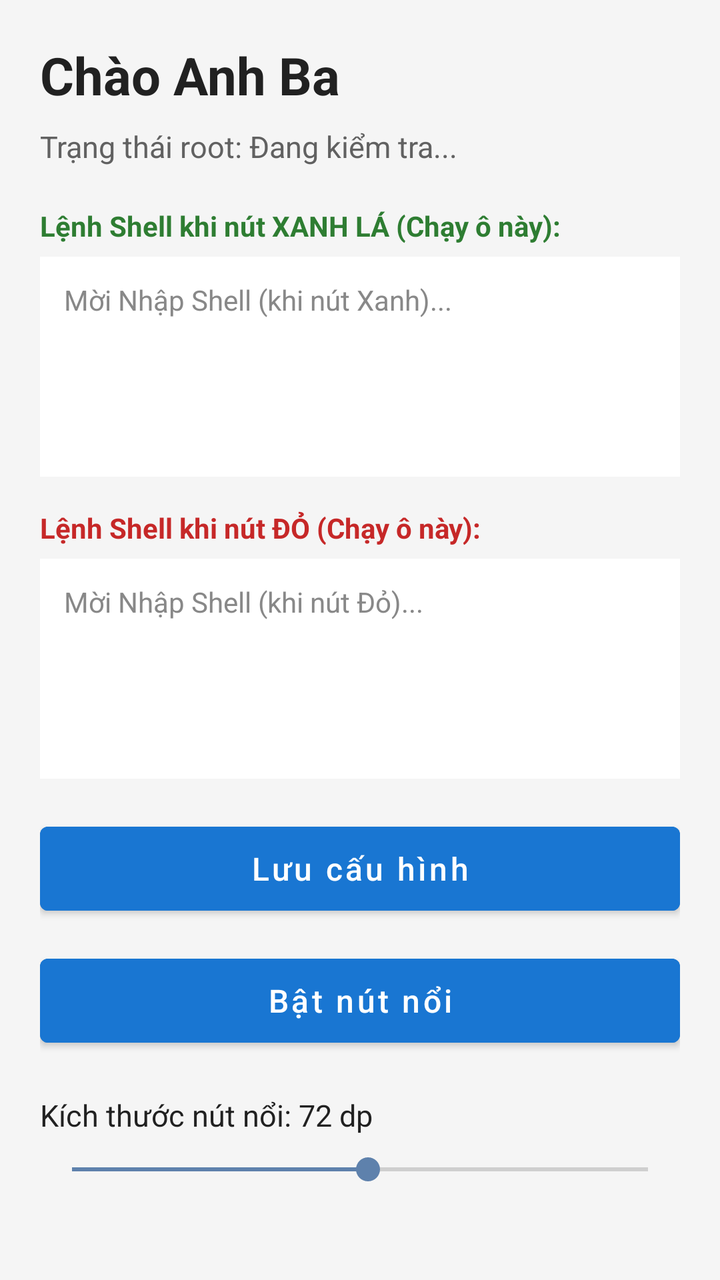
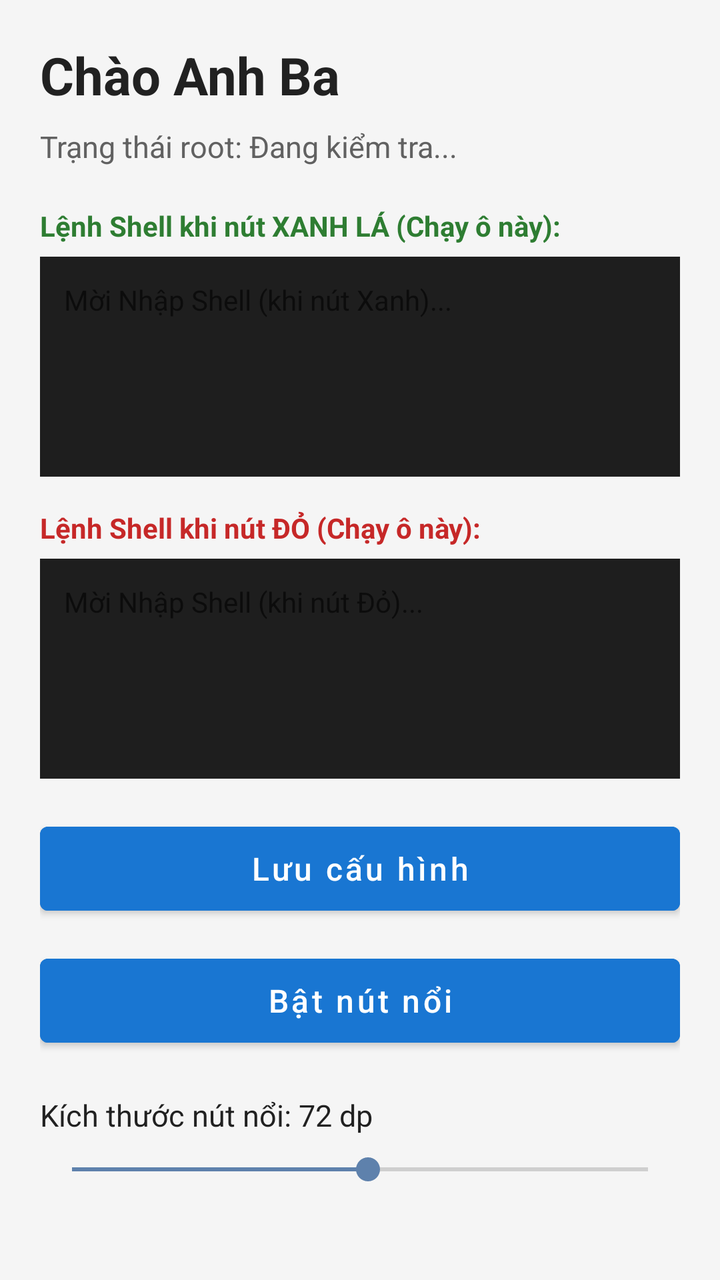

Screens rendered from an Android XML layout before and after an edit, with the pre-edit source and the edit as a unified diff.
<!-- AndroidManifest.xml: application theme Theme.Launcher -->
<!-- res/layout/activity_main.xml -->
<?xml version="1.0" encoding="utf-8"?>
<ScrollView xmlns:android="http://schemas.android.com/apk/res/android"
    android:layout_width="match_parent"
    android:layout_height="match_parent"
    android:background="#F5F5F5"
    android:padding="20dp">

    <LinearLayout
        android:layout_width="match_parent"
        android:layout_height="wrap_content"
        android:orientation="vertical">

        <TextView
            android:layout_width="wrap_content"
            android:layout_height="wrap_content"
            android:text="Chào Anh Ba"
            android:textColor="#212121"
            android:textSize="26sp"
            android:textStyle="bold" />

        <TextView
            android:id="@+id/tvRootStatus"
            android:layout_width="wrap_content"
            android:layout_height="wrap_content"
            android:layout_marginTop="8dp"
            android:text="Trạng thái root: Đang kiểm tra..."
            android:textColor="#616161"
            android:textSize="15sp" />

        <TextView
            android:layout_width="wrap_content"
            android:layout_height="wrap_content"
            android:layout_marginTop="20dp"
            android:text="Lệnh Shell khi nút XANH LÁ (Chạy ô này):"
            android:textColor="#2E7D32"
            android:textStyle="bold" />

        
        <EditText
            android:id="@+id/edtCmdGreen"
            android:layout_width="match_parent"
            android:layout_height="110dp"
            android:layout_marginTop="6dp"
            android:background="#FFFFFF"
            android:gravity="top|start"
            android:hint="Mời Nhập Shell (khi nút Xanh)..."
            android:padding="12dp"
            android:textColor="#000000"
            android:textColorHint="#888888"
            android:textSize="14sp" />

        <TextView
            android:layout_width="wrap_content"
            android:layout_height="wrap_content"
            android:layout_marginTop="16dp"
            android:text="Lệnh Shell khi nút ĐỎ (Chạy ô này):"
            android:textColor="#C62828"
            android:textStyle="bold" />

        
        <EditText
            android:id="@+id/edtCmdRed"
            android:layout_width="match_parent"
            android:layout_height="110dp"
            android:layout_marginTop="6dp"
            android:background="#FFFFFF"
            android:gravity="top|start"
            android:hint="Mời Nhập Shell (khi nút Đỏ)..."
            android:padding="12dp"
            android:textColor="#000000"
            android:textColorHint="#888888"
            android:textSize="14sp" />

        <Button
            android:id="@+id/btnSave"
            android:layout_width="match_parent"
            android:layout_height="54dp"
            android:layout_marginTop="18dp"
            android:backgroundTint="#1976D2"
            android:text="Lưu cấu hình"
            android:textAllCaps="false"
            android:textColor="#FFFFFF"
            android:textSize="16sp" />

        <Button
            android:id="@+id/btnToggleFloating"
            android:layout_width="match_parent"
            android:layout_height="54dp"
            android:layout_marginTop="12dp"
            android:backgroundTint="#1976D2"
            android:text="Bật nút nổi"
            android:textAllCaps="false"
            android:textColor="#FFFFFF"
            android:textSize="16sp" />

        <TextView
            android:id="@+id/tvSizeLabel"
            android:layout_width="wrap_content"
            android:layout_height="wrap_content"
            android:layout_marginTop="20dp"
            android:text="Kích thước nút nổi: 72 dp"
            android:textColor="#212121"
            android:textSize="15sp" />

        <SeekBar
            android:id="@+id/sbSize"
            android:layout_width="match_parent"
            android:layout_height="wrap_content"
            android:layout_marginTop="8dp"
            android:max="140"
            android:progress="72" />

    </LinearLayout>
</ScrollView>
<!-- resources referenced by this layout -->
<resources>
  <style name="Theme.Launcher" parent="Theme.MaterialComponents.DayNight.NoActionBar">
          <item name="colorPrimary">#5E81AC</item>
          <item name="colorPrimaryDark">#F4F2ED</item>
          <item name="colorAccent">#5E81AC</item>
          <item name="android:statusBarColor">#F4F2ED</item>
          <item name="android:navigationBarColor">#F4F2ED</item>
          <item name="android:windowLightStatusBar">true</item>
          <item name="android:windowLightNavigationBar">true</item>
          <item name="android:windowBackground">#F4F2ED</item>
      </style>
</resources>

<!-- the commit's change to res/layout/activity_main.xml (unified diff, before → after) -->
@@ -35,18 +35,15 @@
             android:textColor="#2E7D32"
             android:textStyle="bold" />
 
-        
         <EditText
             android:id="@+id/edtCmdGreen"
             android:layout_width="match_parent"
             android:layout_height="110dp"
             android:layout_marginTop="6dp"
-            android:background="#FFFFFF"
+            android:background="#1E1E1E"
             android:gravity="top|start"
             android:hint="Mời Nhập Shell (khi nút Xanh)..."
             android:padding="12dp"
-            android:textColor="#000000"
-            android:textColorHint="#888888"
             android:textSize="14sp" />
 
         <TextView
@@ -57,18 +54,15 @@
             android:textColor="#C62828"
             android:textStyle="bold" />
 
-        
         <EditText
             android:id="@+id/edtCmdRed"
             android:layout_width="match_parent"
             android:layout_height="110dp"
             android:layout_marginTop="6dp"
-            android:background="#FFFFFF"
+            android:background="#1E1E1E"
             android:gravity="top|start"
             android:hint="Mời Nhập Shell (khi nút Đỏ)..."
             android:padding="12dp"
-            android:textColor="#000000"
-            android:textColorHint="#888888"
             android:textSize="14sp" />
 
         <Button
